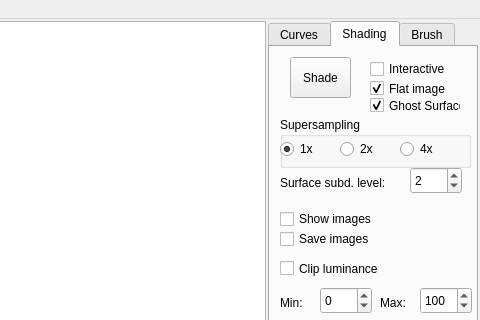
ftasse/ShadingCurves, file mainwindow.ui: the form before one commit; both pictures show x 261 to 741 and y 0 to 320 of the 741 by 742 pixel window.
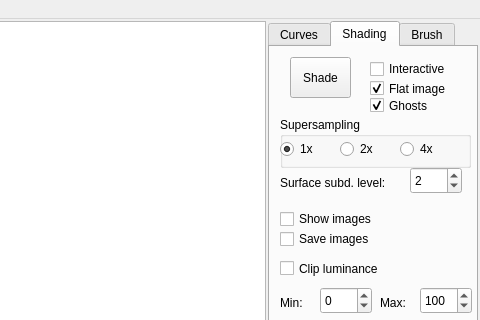
The form after the commit. Custom widgets are drawn as their Qt base class.

The edit to the form file:
```diff
--- a/mainwindow.ui
+++ b/mainwindow.ui
@@ -854,7 +854,7 @@
             </rect>
            </property>
            <property name="text">
-            <string>Ghost Surfaces</string>
+            <string>Ghosts</string>
            </property>
            <property name="checked">
             <bool>true</bool>
```
Left out of the diff: 24 changed lines with no effect on the pictures.
